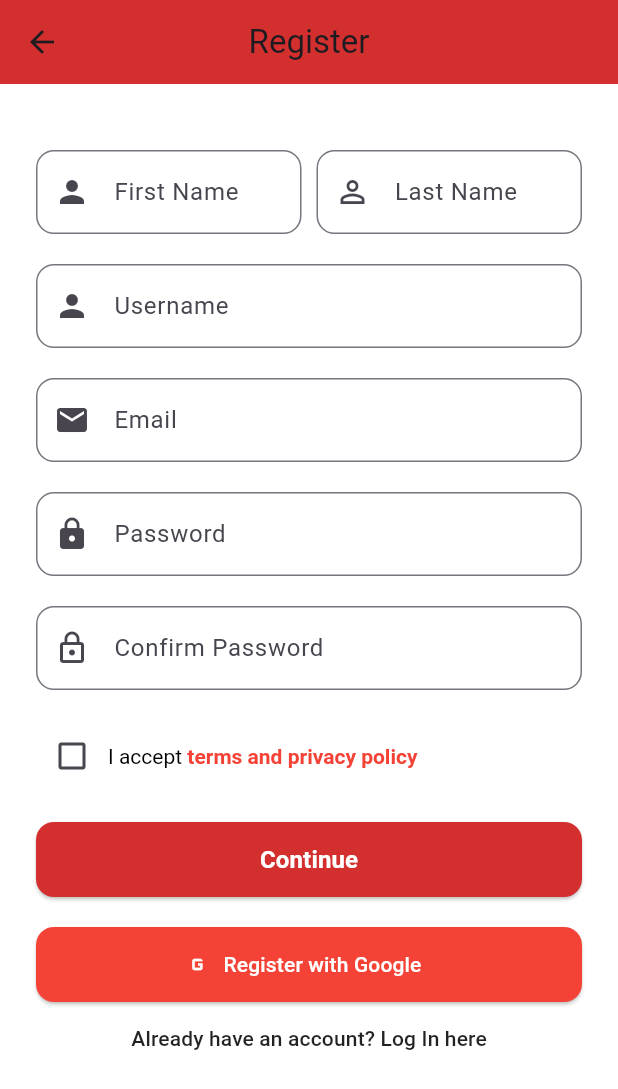
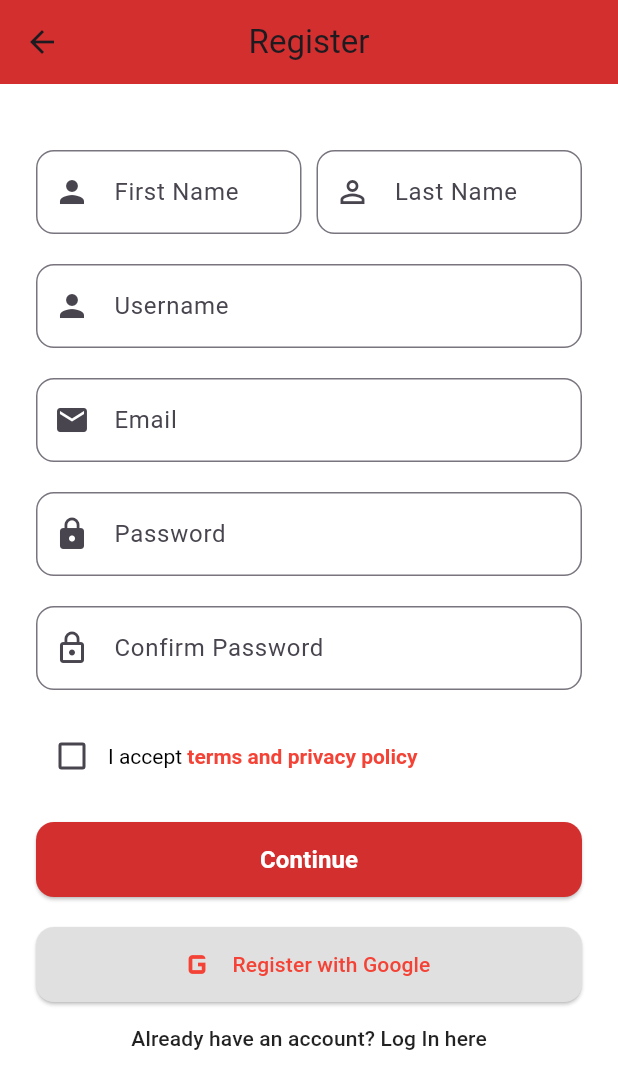
Before and after one commit to Queenyvn/smart_card, a Flutter app: the RegisterPage screen opened by its route, on a phone screen of 412 x 824 dp. Shown: the top 1089 px of the screen. Run offline on Flutter 3.47's test engine with Material 3 defaults, Android fonts, the phone set to English and light mode, and no system bars; our stand-ins replace cloud_firestore, firebase_auth, firebase_core, google_sign_in; accounts and stored records are empty.

Commit message:
modified: register page and index.html

```diff
--- a/lib/pages/register_page.dart
+++ b/lib/pages/register_page.dart
@@ -301,13 +301,13 @@
 
               //Google Sign In Button
               ElevatedButton.icon(
-                icon: const Icon(Icons.g_mobiledata, color: Colors.white),
+                icon: const Icon(Icons.g_mobiledata, color: Colors.red, size: 30),
                 label: const Text(
                   "Register with Google",
-                  style: TextStyle(color: Colors.white),
+                  style: TextStyle(color: Colors.red),
                 ),
                 style: ElevatedButton.styleFrom(
-                  backgroundColor: Colors.red,
+                  backgroundColor: Colors.grey[300],
                   minimumSize: const Size(double.infinity, 50),
                   shape: RoundedRectangleBorder(
                     borderRadius: BorderRadius.circular(12),
@@ -327,7 +327,7 @@
                       'uid': user.uid,
                       'createdAt': Timestamp.now(),
                     }
-                    )
+                    );
 
                     Navigator.pushReplacement(
                       context,
```
Also changed, not shown: 1 other file.
